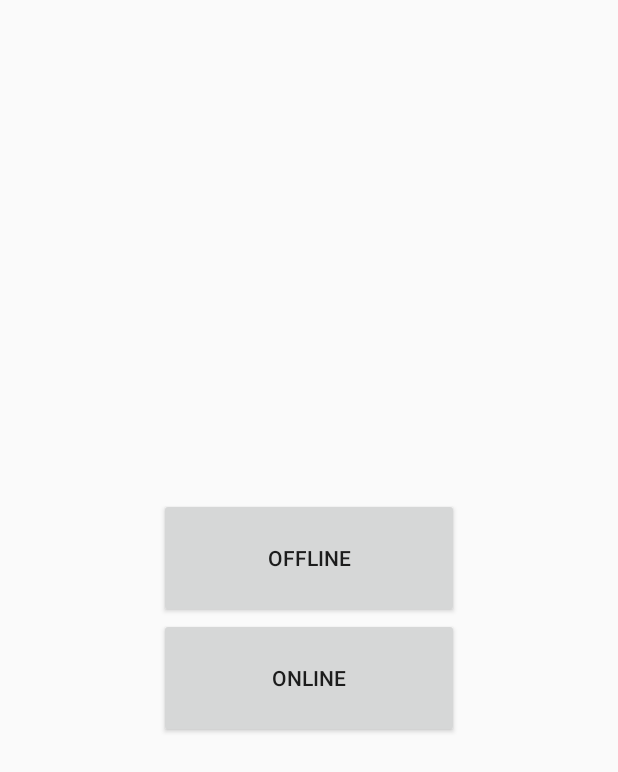
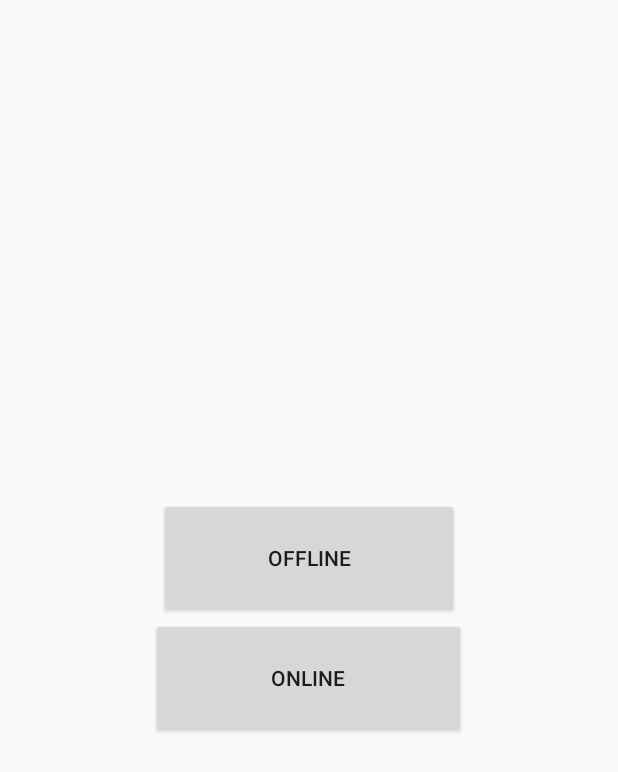
Before and after one commit to gamegoto9/ChiangRaiCalling, an Android app: the fragment FragmentTemplate shown on its own in the app's theme, on a phone screen of 412 x 824 dp. Shown: the top 772 px of the screen. Run offline under Robolectric (Android 15) with nearby library versions, the phone set to English and light mode, and no system bars.

Commit message:
online offline #1

```diff
--- a/app/src/main/res/layout/fragment_main.xml
+++ b/app/src/main/res/layout/fragment_main.xml
@@ -14,7 +14,7 @@
             android:layout_height="80dp"
             android:text="Offline"/>
         <Button
-            android:layout_width="200dp"
+            android:layout_width="210dp"
             android:layout_height="80dp"
             android:text="OnLine"/>
     </LinearLayout>
```
